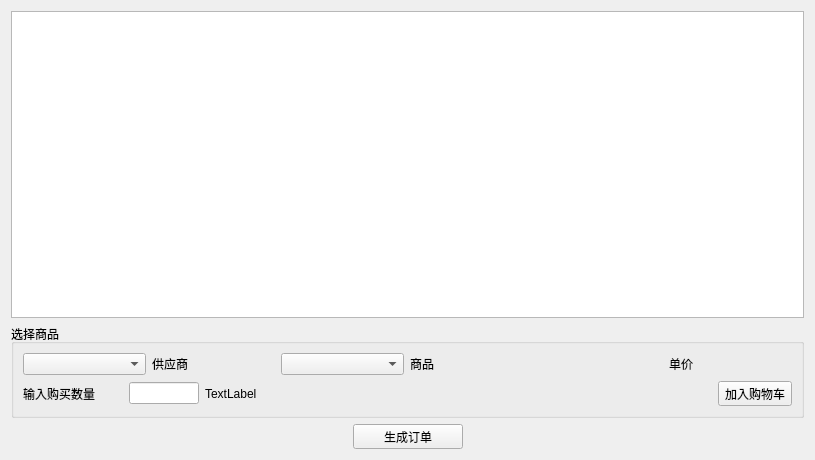
Old version of the form sellingpage.ui in the repository wusimpl/CommoditySellingInfoSystem.
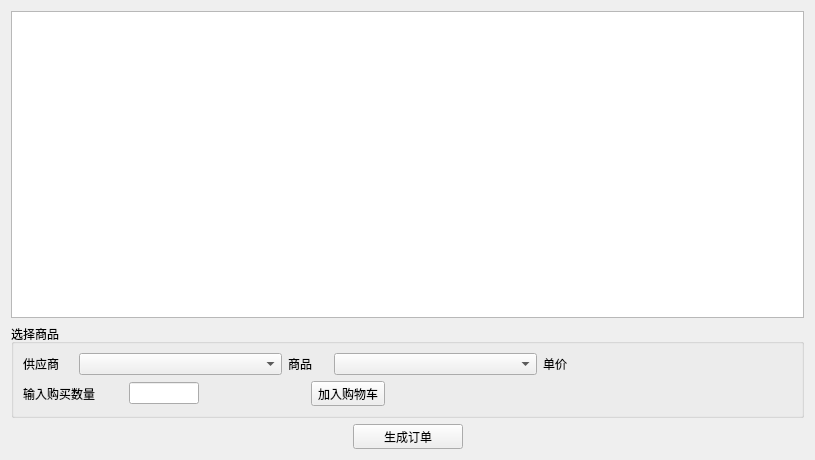
New version of the form. Icons and pictures are not drawn.

Commit message: 优化销售页面的布局

Diff of the .ui file:
```diff
--- a/sellingpage.ui
+++ b/sellingpage.ui
@@ -27,40 +27,58 @@
        <layout class="QGridLayout" name="gridLayout">
         <item row="0" column="0">
          <layout class="QHBoxLayout" name="horizontalLayout_2">
-          <item>
-           <widget class="QComboBox" name="SupplierComboBox"/>
-          </item>
           <item>
            <widget class="QLabel" name="label">
+            <property name="maximumSize">
+             <size>
+              <width>50</width>
+              <height>16777215</height>
+             </size>
+            </property>
             <property name="text">
              <string>供应商</string>
             </property>
            </widget>
           </item>
           <item>
-           <widget class="QComboBox" name="CommodityComboBox"/>
+           <widget class="QComboBox" name="SupplierComboBox"/>
           </item>
           <item>
            <widget class="QLabel" name="label_2">
+            <property name="maximumSize">
+             <size>
+              <width>40</width>
+              <height>16777215</height>
+             </size>
+            </property>
             <property name="text">
              <string>商品</string>
             </property>
            </widget>
           </item>
           <item>
-           <widget class="QLabel" name="PriceLabel">
-            <property name="text">
-             <string/>
-            </property>
-           </widget>
+           <widget class="QComboBox" name="CommodityComboBox"/>
           </item>
           <item>
            <widget class="QLabel" name="label_3">
+            <property name="maximumSize">
+             <size>
+              <width>40</width>
+              <height>16777215</height>
+             </size>
+            </property>
             <property name="text">
              <string>单价</string>
             </property>
            </widget>
           </item>
+          <item>
+           <widget class="QLabel" name="PriceLabel">
+            <property name="text">
+             <string/>
+            </property>
+           </widget>
+          </item>
          </layout>
         </item>
         <item row="1" column="0">
@@ -105,25 +123,12 @@
                </size>
               </property>
               <property name="text">
-               <string>TextLabel</string>
+               <string/>
               </property>
              </widget>
             </item>
            </layout>
           </item>
-          <item>
-           <spacer name="horizontalSpacer_3">
-            <property name="orientation">
-             <enum>Qt::Horizontal</enum>
-            </property>
-            <property name="sizeHint" stdset="0">
-             <size>
-              <width>40</width>
-              <height>20</height>
-             </size>
-            </property>
-           </spacer>
-          </item>
           <item>
            <widget class="QToolButton" name="AddToCartButton">
             <property name="text">
@@ -144,6 +149,19 @@
             </property>
            </widget>
           </item>
+          <item>
+           <spacer name="horizontalSpacer_3">
+            <property name="orientation">
+             <enum>Qt::Horizontal</enum>
+            </property>
+            <property name="sizeHint" stdset="0">
+             <size>
+              <width>40</width>
+              <height>20</height>
+             </size>
+            </property>
+           </spacer>
+          </item>
          </layout>
         </item>
        </layout>
```
The commit also changes 2 other files.
